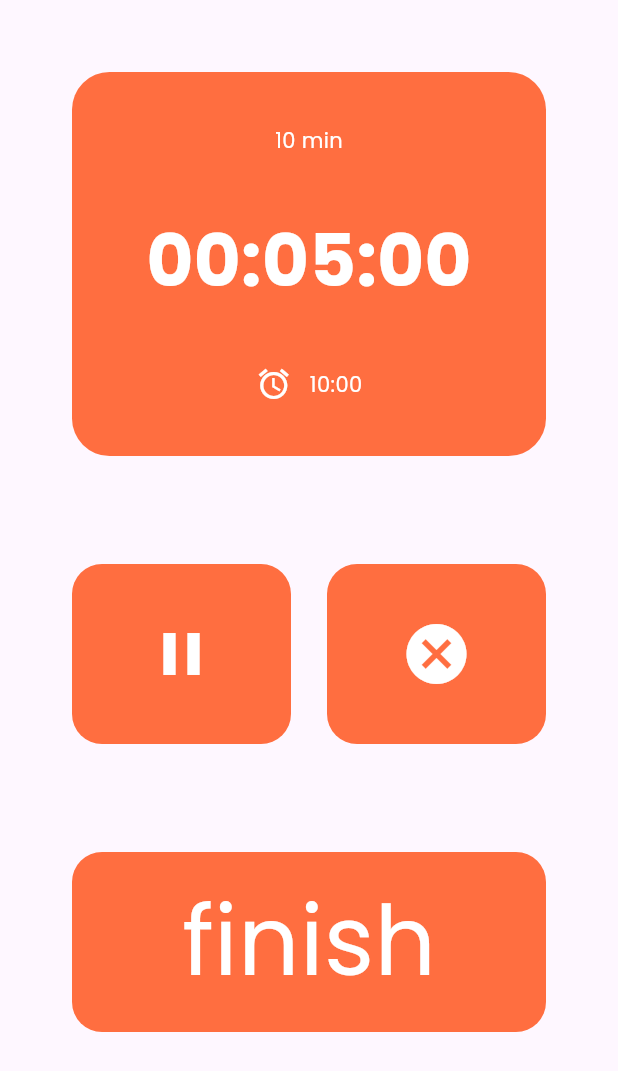
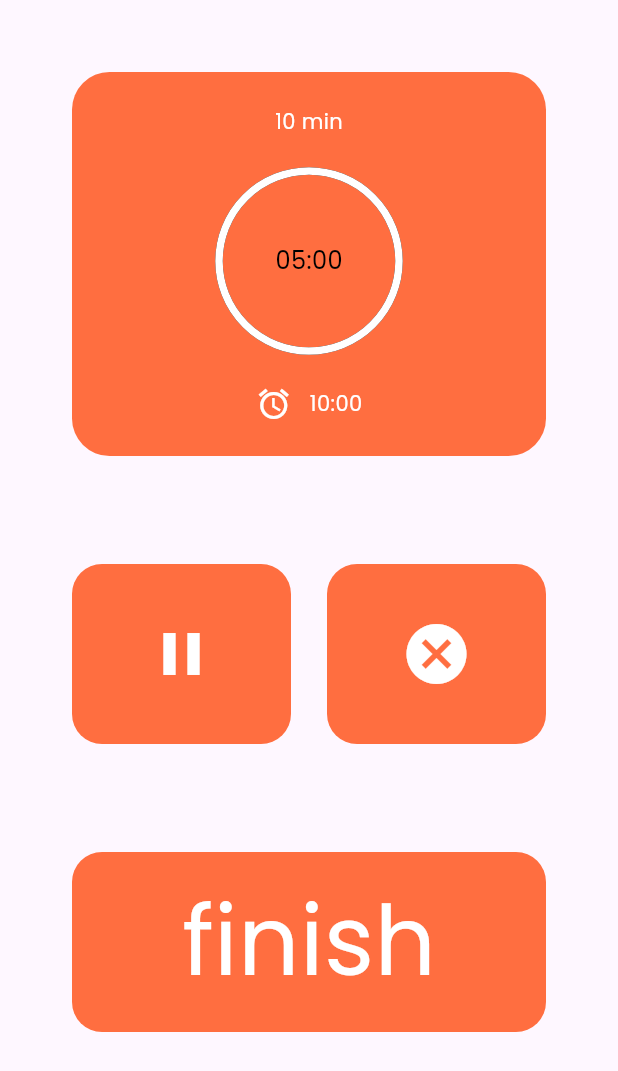
Before and after one commit to dcodevanga/doubletimeflutter, a Flutter app: the screen it shows after launch, after a tap on "5 min", on a phone screen of 412 x 824 dp. Shown: the top 1071 px of the screen. Run offline on Flutter 3.47's test engine with Material 3 defaults, Android fonts, the phone set to English and light mode, and no system bars; drawn by our look-alikes of circular_countdown_timer; missing offline and left inert: wheel_picker.

Commit message:
Made several changes, and app timer and animation is working properly, saved time not implemeneted yet

```diff
--- a/lib/home.dart
+++ b/lib/home.dart
@@ -3,6 +3,7 @@ import 'package:doubletimeflutter/timer.dart';
 import 'package:wheel_picker/wheel_picker.dart';
 
 class HomeScreen extends StatefulWidget {
+
   const HomeScreen({super.key});
 
   @override
@@ -12,6 +13,10 @@ class HomeScreen extends StatefulWidget {
 class _HomeScreenState extends State<HomeScreen> {
   @override
   Widget build(BuildContext context) {
+    int seconds = 0;
+    int minutes = 0;
+    int hours = 0;
+    int durationFromWheel = 0;
     return Scaffold(
         body: Column(
           children: [
@@ -40,7 +45,7 @@ class _HomeScreenState extends State<HomeScreen> {
                     GestureDetector(
                       onTap: (){
                         Navigator.push(context,
-                        MaterialPageRoute(builder: (context) => TimerApp()));
+                        MaterialPageRoute(builder: (context) => TimerApp(durationInSeconds: 300)));
                       },
                       child: Container(
 
@@ -65,7 +70,11 @@ class _HomeScreenState extends State<HomeScreen> {
                     SizedBox(
                       width: 24,
                     ),
-                    Container(
+                    GestureDetector(
+                      onTap: (){
+                        Navigator.push(context, MaterialPageRoute(builder: (context) => TimerApp(durationInSeconds: 900)));
+                      },
+                      child: Container(
                         height: 86,
                         width: 86,
                         decoration: BoxDecoration(
@@ -83,6 +92,7 @@ class _HomeScreenState extends State<HomeScreen> {
                             ),
                             ),
                       ),
+                    ),
                   ],
                 ),
 
@@ -93,8 +103,11 @@ class _HomeScreenState extends State<HomeScreen> {
                 Row(
                   mainAxisAlignment: MainAxisAlignment.center,
                   children: [
-                    Container(
-
+                    GestureDetector(
+                      onTap: (){
+                        Navigator.push(context, MaterialPageRoute(builder: (context) => TimerApp(durationInSeconds: 1800)));
+                      },
+                      child: Container(
                         height: 86,
                         width: 86,
                         decoration: BoxDecoration(
@@ -103,7 +116,7 @@ class _HomeScreenState extends State<HomeScreen> {
                         ),
                         child: Center(
                           child: Text(
-                          "5 min",
+                            "30 min",
                             textAlign:TextAlign.center,
                             style: TextStyle(
                               color: Colors.white,
@@ -112,10 +125,15 @@ class _HomeScreenState extends State<HomeScreen> {
                             ),
                         ),
                       ),
+                    ),
                     SizedBox(
                       width: 24,
                     ),
-                    Container(
+                    GestureDetector(
+                      onTap: (){
+                        Navigator.push(context, MaterialPageRoute(builder: (context) => TimerApp(durationInSeconds: 3600)));
+                      },
+                      child: Container(
                         height: 86,
                         width: 86,
                         decoration: BoxDecoration(
@@ -124,11 +142,12 @@ class _HomeScreenState extends State<HomeScreen> {
                         ),
                         child: Center(
                           child: Text(
-                          "15 min",
+                            "1 hour",
                             textAlign: TextAlign.center,
                             style: TextStyle(
                               color: Colors.white,
                               fontWeight: FontWeight.bold
+                            ),
                             ),
                             ),
                       ),
@@ -151,6 +170,7 @@ class _HomeScreenState extends State<HomeScreen> {
               ),
               child: Row(
                 children: [
+                  //hours picker
                   Expanded(
                     child: WheelPicker(
                       builder: (context, index) => Text(
@@ -162,8 +182,12 @@ class _HomeScreenState extends State<HomeScreen> {
                            ),
                       controller: WheelPickerController(itemCount: 24),
                       selectedIndexColor: Colors.white,
+                      onIndexChanged: (index, interactionType) {
+                        hours = index;
+                      },
                       ),
                   ),
+                  //minutes wheel
                   Expanded(
                     child: WheelPicker(
                       builder: (context, index) => Text(
@@ -175,9 +199,12 @@ class _HomeScreenState extends State<HomeScreen> {
                            ),
                       controller: WheelPickerController(itemCount: 60),
                       selectedIndexColor: Colors.white,
+                      onIndexChanged: (index, interactionType) {
+                        minutes = index;
+                      },
                       ),
                   ),
-
+                  //seconds wheel
                   Expanded(
                     child: WheelPicker(
                       builder: (context, index) => Text(
@@ -189,6 +216,9 @@ class _HomeScreenState extends State<HomeScreen> {
                            ),
                       controller: WheelPickerController(itemCount: 60),
                       selectedIndexColor: Colors.white,
+                      onIndexChanged: (index, interactionType) {
+                        seconds = index;
+                      },
                       ),
                   ),
 
@@ -199,7 +229,13 @@ class _HomeScreenState extends State<HomeScreen> {
             SizedBox(
               height: 24,
             ),
-            Container(
+            GestureDetector(
+              onTap: () {
+                durationFromWheel = seconds + (minutes * 60) + (hours * 60 * 60);
+
+                Navigator.push(context, MaterialPageRoute(builder: (context) => TimerApp(durationInSeconds: durationFromWheel)));
+              },
+              child: Container(
                 height: 86,
                 margin: EdgeInsets.all(48),
                 alignment: Alignment.center,
@@ -215,6 +251,7 @@ class _HomeScreenState extends State<HomeScreen> {
                   ),
                 ),
               ),
+            ),
           ],
         ),
       );
--- a/lib/timer.dart
+++ b/lib/timer.dart
@@ -1,13 +1,21 @@
+import 'package:circular_countdown_timer/circular_countdown_timer.dart';
 import 'package:flutter/material.dart';
 
 class TimerApp extends StatefulWidget {
-  const TimerApp({super.key});
+
+  final int durationInSeconds;
+
+  const TimerApp({super.key, required this.durationInSeconds});
 
   @override
   State<TimerApp> createState() => _TimerAppState();
 }
 
 class _TimerAppState extends State<TimerApp> {
+
+  final CountDownController _controller = CountDownController();
+  bool isPaused = false;
+
   @override
   Widget build(BuildContext context) {
     return Scaffold(
@@ -31,13 +39,15 @@ class _TimerAppState extends State<TimerApp> {
                     color: Colors.white,
                   ),
                 ),
-                Text(
-                  "00:05:00",
-                  style: TextStyle(
-                    color: Colors.white,
-                    fontSize: 48,
-                    fontWeight: FontWeight.bold
-                  ),
+                CircularCountDownTimer(
+                  width: 120,
+                  height: 120,
+                  duration: widget.durationInSeconds,
+                  isReverse: true,
+                  fillColor: Colors.white,
+                  ringColor: Colors.black,
+                  controller: _controller,
+                  isReverseAnimation: true,
                 ),
                 Row(
                   mainAxisAlignment: MainAxisAlignment.center,
@@ -68,7 +78,23 @@ class _TimerAppState extends State<TimerApp> {
                 Expanded(
                   child: GestureDetector(
                     onTap: (){
+                      if(!isPaused) {
+                        _controller.pause();
+                        setState(() {
 
+                          isPaused = true;
+
+                        });
+
+                      }
+                      else if(isPaused){
+                        _controller.resume();
+                        setState(() {
+
+                          isPaused = false;
+
+                        });
+                      }
                     },
                     child: Container(
                       height: 120,
@@ -78,7 +104,7 @@ class _TimerAppState extends State<TimerApp> {
                         borderRadius: BorderRadius.circular(20),
                       ),
                       child: Icon(
-                        Icons.pause,
+                        isPaused ? Icons.play_arrow : Icons.pause,
                         color: Colors.white,
                         size: 48,
                       ),
--- a/pubspec.yaml
+++ b/pubspec.yaml
@@ -35,6 +35,7 @@ dependencies:
   # Use with the CupertinoIcons class for iOS style icons.
   cupertino_icons: ^1.0.8
   wheel_picker: ^0.2.1
+  circular_countdown_timer: ^0.2.4
 
 dev_dependencies:
   flutter_test:
```
Also changed, not shown: pubspec.lock. Lines whose indentation alone changed are shown as unchanged.
